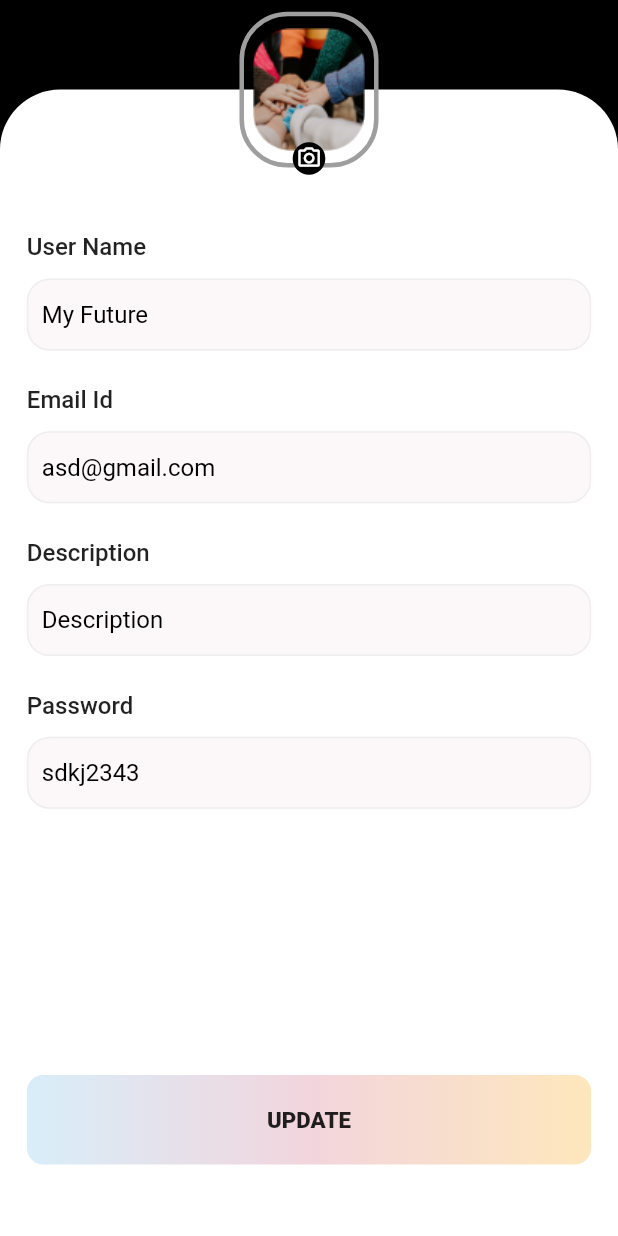
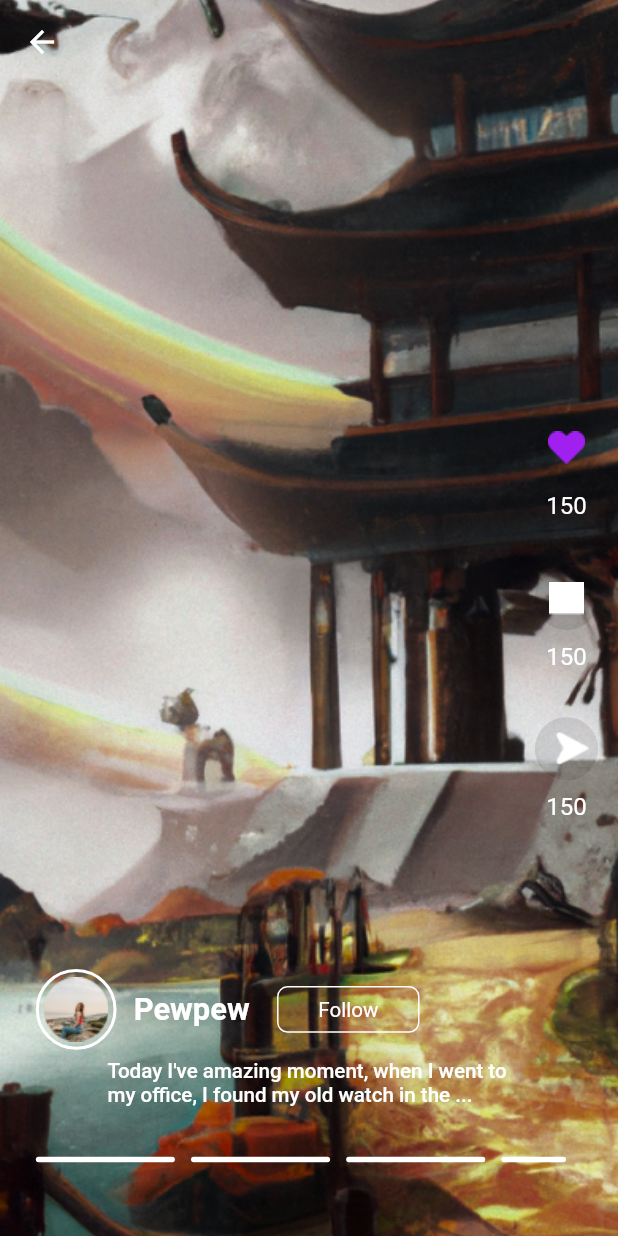
Before and after one commit to TalhaShakel/Chat-Gpt, a Flutter app: the screen it shows after launch, on a phone screen of 412 x 824 dp. Run offline on Flutter 3.47's test engine with Material 2 defaults, Android fonts, the phone set to English and light mode, and no system bars; our stand-ins replace cloud_firestore, firebase_auth, firebase_core, firebase_storage, flutter_easyloading, flutter_screenutil and 5 more; missing offline and left inert: dart:ffi; accounts and stored records are empty.

Commit message:
Explore complete

```diff
--- /dev/null
+++ b/lib/Screens/HomeScreens/ExploreMemoriesScreen.dart
@@ -0,0 +1,171 @@
+import 'package:flutter/material.dart';
+import 'package:flutter/src/widgets/container.dart';
+import 'package:flutter/src/widgets/framework.dart';
+import 'package:flutter_screenutil/flutter_screenutil.dart';
+import 'package:get/get.dart';
+import 'package:velocity_x/velocity_x.dart';
+
+class ExploreMemoriesScreen extends StatelessWidget {
+  const ExploreMemoriesScreen({super.key});
+
+  @override
+  Widget build(BuildContext context) {
+    return Scaffold(
+        extendBodyBehindAppBar: true,
+        appBar: AppBar(
+            elevation: 0,
+            leading: GestureDetector(
+                onTap: () {
+                  Get.back();
+                },
+                child: Icon(Icons.arrow_back)),
+            centerTitle: true,
+            backgroundColor: Colors.transparent),
+        body: Container(
+          height: Get.height,
+          width: Get.width,
+          decoration: const BoxDecoration(
+            image: DecorationImage(
+                image: AssetImage("assets/em.png"), fit: BoxFit.fitWidth),
+          ),
+          child: Stack(
+            children: [
+              Align(
+                alignment: Alignment.centerRight,
+                child: Padding(
+                  padding: EdgeInsets.symmetric(horizontal: 11.h),
+                  child: Column(
+                    crossAxisAlignment: CrossAxisAlignment.end,
+                    mainAxisAlignment: MainAxisAlignment.center,
+                    children: [
+                      SidebarColumn("assets/dil.png", "150"),
+                      SidebarColumn("assets/msg.png", "150"),
+                      SidebarColumn("assets/se.png", "150"),
+                    ],
+                  ),
+                ),
+              ),
+              Align(
+                alignment: Alignment.bottomCenter,
+                child: Container(
+                  height: 150.h,
+                  width: Get.width.w,
+                  child: Padding(
+                    padding: EdgeInsets.symmetric(horizontal: 20.h),
+                    child: Column(
+                      children: [
+                        Row(
+                          children: [
+                            Container(
+                              height: 47.h,
+                              width: 47.w,
+                              decoration: BoxDecoration(
+                                border:
+                                    Border.all(color: Colors.white, width: 2),
+                                shape: BoxShape.circle,
+                              ),
+                              child: Image.asset("assets/ep.png"),
+                            ),
+                            10.w.widthBox,
+                            Text(
+                              "Pewpew",
+                              style: TextStyle(
+                                  color: Colors.white,
+                                  fontSize: 18.sp,
+                                  fontWeight: FontWeight.w600),
+                            ),
+                            16.w.widthBox,
+                            Container(
+                              height: 26.h,
+                              width: 83.w,
+                              decoration: BoxDecoration(
+                                  color: Colors.transparent,
+                                  border:
+                                      Border.all(width: 1, color: Colors.white),
+                                  borderRadius:
+                                      BorderRadius.all(Radius.circular(6.r))),
+                              child: Center(
+                                child: Text(
+                                  "Follow",
+                                  style: TextStyle(
+                                    fontSize: 12.sp,
+                                    color: Colors.white,
+                                  ),
+                                ),
+                              ),
+                            ),
+                          ],
+                        ),
+                        4.h.heightBox,
+                        Padding(
+                          padding: EdgeInsets.symmetric(horizontal: 40.h),
+                          child: Text(
+                            "Today I've amazing moment, when I went to my office, I found my old watch in the ...",
+                            style: TextStyle(
+                                color: Colors.white,
+                                fontSize: 12.sp,
+                                fontWeight: FontWeight.w500),
+                          ),
+                        ),
+                        28.h.heightBox,
+                        Row(
+                          children: [
+                            lineContainer(),
+                            lineContainer(),
+                            lineContainer(),
+                            Expanded(child: lineContainer()),
+                          ],
+                        ),
+                      ],
+                    ),
+                  ),
+                ),
+              ),
+            ],
+          ),
+        ));
+  }
+
+  Padding lineContainer() {
+    return Padding(
+      padding: EdgeInsets.only(right: 9.h),
+      child: Container(
+        height: 3.h,
+        width: 81.w,
+        decoration: BoxDecoration(
+            color: Colors.white,
+            borderRadius: BorderRadius.all(Radius.circular(139.r))),
+      ),
+    );
+  }
+
+  Padding SidebarColumn(var imagePath, var numbers) {
+    return Padding(
+      padding: EdgeInsets.symmetric(vertical: 15),
+      child: Column(
+        children: [
+          Container(
+            height: 37.h,
+            width: 37.w,
+            decoration: BoxDecoration(
+                color: Colors.transparent.withOpacity(0.1),
+                shape: BoxShape.circle),
+            child: Center(
+              child: Image.asset(imagePath),
+              // child: Icon(
+              //   iconName,
+              //   color: Colors.purple,
+              //   size: 25,
+              // ),
+            ),
+          ),
+          6.h.heightBox,
+          Text(
+            "$numbers",
+            style: TextStyle(color: Colors.white, fontSize: 14.sp),
+          ),
+        ],
+      ),
+    );
+  }
+}
--- a/lib/main.dart
+++ b/lib/main.dart
@@ -7,11 +7,13 @@ import 'package:get/get.dart';
 import 'package:spoot_light/Controller/Maincontrollers.dart';
 import 'package:spoot_light/Screens/AI_Screens/AIScreen.dart';
 import 'package:spoot_light/Screens/AI_Screens/WalletScreen.dart';
+import 'package:spoot_light/Screens/HomeScreens/ExploreMemoriesScreen.dart';
 import 'package:spoot_light/Screens/MainHomeScreen/MainHomeScreen.dart';
 import 'package:spoot_light/Screens/HomeScreens/HomeScreen.dart';
 import 'package:spoot_light/Screens/HomeScreens/ToDoListScreen/AddNewtodoList.dart';
 import 'package:spoot_light/Screens/HomeScreens/ToDoListScreen/todolistScreen.dart';
 import 'package:spoot_light/Screens/OnBoardingScreens/on_boarding_screen.dart';
+import 'package:spoot_light/Screens/PostScreen/MakeNewFriendScreen.dart';
 import 'package:spoot_light/Screens/ProfileScreens/AboutUserInfoScreen.dart';
 import 'package:spoot_light/Screens/ProfileScreens/EditProfile.dart';
 import 'package:spoot_light/Screens/ProfileScreens/PickTopicScreen.dart';
@@ -36,8 +38,6 @@ class MyApp extends StatelessWidget {
   // This widget is the root of your application.
   @override
   Widget build(BuildContext context) {
-
-
     return ScreenUtilInit(
         designSize: const Size(360, 690),
         minTextAdapt: true,
@@ -45,7 +45,7 @@ class MyApp extends StatelessWidget {
         builder: (context, child) {
           return GetMaterialApp(
             builder: EasyLoading.init(),
-            home: EditProfile(),
+            home: ExploreMemoriesScreen(),
             debugShowCheckedModeBanner: false,
           );
         });
```
Also changed, not shown: lib/Screens/AudioRoomScreens/AudioRoomScreen.dart (added, +16 -0 lines), lib/Screens/PostScreen/MakeNewFriendScreen.dart (+73 -5 lines), assets/dil.png (added), assets/em.png (added), assets/ep.png (added), assets/mf.png (added), assets/mf2.png (added), assets/msg.png (added), assets/se.png (added), 1 other file.
